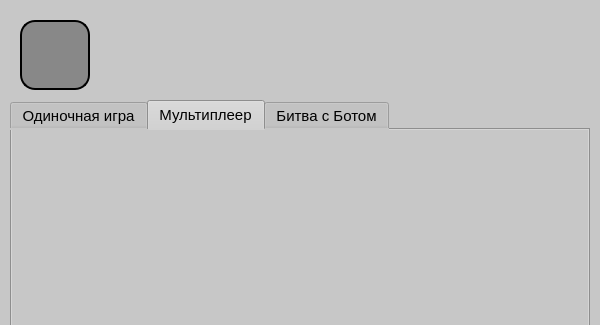
Old version of the form AllActivities/GameVariates.ui in the repository AmirHai/project_2048; both pictures show x 0 to 600 and y 0 to 325 of the 600 by 800 pixel window.
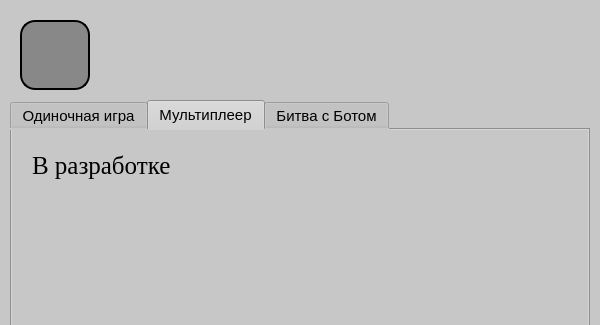
New version of the form. The open tabs and pages were chosen to show the change.

```diff
--- a/AllActivities/GameVariates.ui
+++ b/AllActivities/GameVariates.ui
@@ -179,6 +179,25 @@
     <attribute name="title">
      <string>Мультиплеер</string>
     </attribute>
+    <widget class="QLabel" name="label_4">
+     <property name="geometry">
+      <rect>
+       <x>20</x>
+       <y>10</y>
+       <width>500</width>
+       <height>50</height>
+      </rect>
+     </property>
+     <property name="font">
+      <font>
+       <family>Times New Roman</family>
+       <pointsize>19</pointsize>
+      </font>
+     </property>
+     <property name="text">
+      <string>В разработке</string>
+     </property>
+    </widget>
    </widget>
    <widget class="QWidget" name="botpleer">
     <attribute name="title">
```
Left out of the diff: 21 changed lines with no effect on the pictures.
